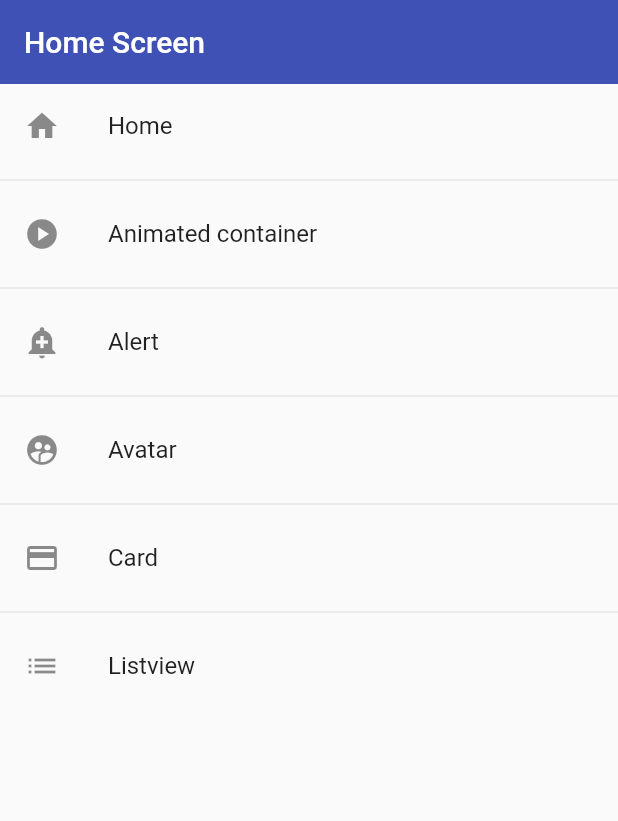
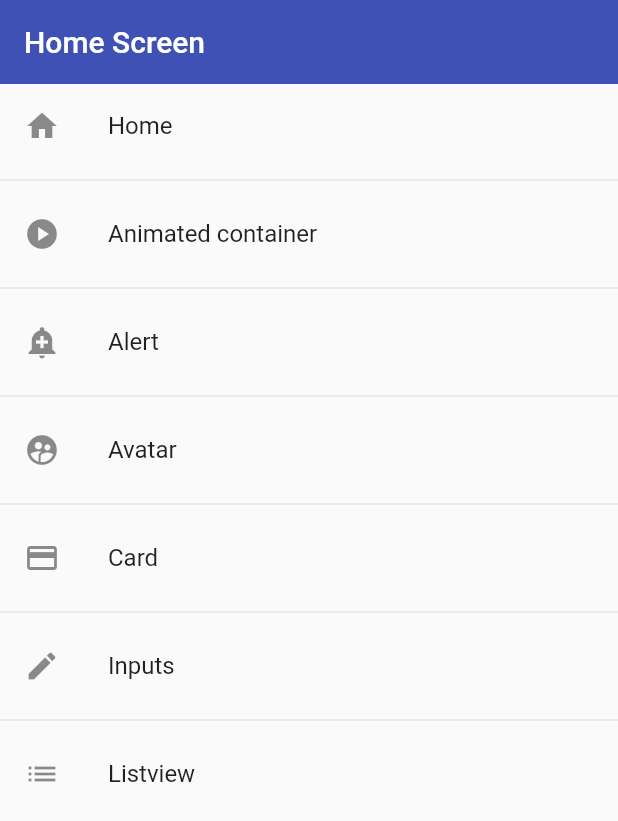
Before and after one commit to favioamarillapy/flutter-components, a Flutter app: the screen it shows after launch, on a phone screen of 412 x 824 dp. Shown: the top 821 px of the screen. Run offline on Flutter 3.47's test engine with Material 2 defaults, Android fonts, the phone set to English and light mode, and no system bars.

Commit message:
Created inputs form screen

```diff
--- a/lib/router/app_routes.dart
+++ b/lib/router/app_routes.dart
@@ -1,6 +1,5 @@
 import 'package:flutter/material.dart';
 import 'package:flutter_components/models/models.dart';
-import 'package:flutter_components/screens/animated_screen.dart';
 import 'package:flutter_components/screens/screens.dart';
 
 class AppRoutes {
@@ -36,6 +35,12 @@ class AppRoutes {
       const CardScreen(),
     ),
     MenuOption(
+      "Inputs",
+      "/inputs-screen",
+      Icons.edit,
+      const InputScreen(),
+    ),
+    MenuOption(
       "Listview",
       "/listview-screen",
       Icons.list,
--- a/lib/screens/screens.dart
+++ b/lib/screens/screens.dart
@@ -1,5 +1,7 @@
 export 'package:flutter_components/screens/alert_screen.dart';
+export 'package:flutter_components/screens/animated_screen.dart';
 export 'package:flutter_components/screens/avatar_screen.dart';
 export 'package:flutter_components/screens/card_screen.dart';
 export 'package:flutter_components/screens/home_screen.dart';
+export 'package:flutter_components/screens/input_screen.dart';
 export 'package:flutter_components/screens/listview_screen.dart';
--- a/lib/theme/app_theme.dart
+++ b/lib/theme/app_theme.dart
@@ -22,6 +22,20 @@ class AppTheme {
         backgroundColor: primaryColor,
       ),
     ),
+    inputDecorationTheme: const InputDecorationTheme(
+      floatingLabelStyle: TextStyle(color: primaryColor),
+      enabledBorder: OutlineInputBorder(
+          borderSide: BorderSide(color: primaryColor),
+          borderRadius: BorderRadius.only(
+              bottomLeft: Radius.circular(10), topRight: Radius.circular(10))),
+      focusedBorder: OutlineInputBorder(
+          borderSide: BorderSide(color: primaryColor),
+          borderRadius: BorderRadius.only(
+              bottomLeft: Radius.circular(10), topRight: Radius.circular(10))),
+      border: OutlineInputBorder(
+          borderRadius: BorderRadius.only(
+              bottomLeft: Radius.circular(10), topRight: Radius.circular(10))),
+    ),
   );
 
   static final ThemeData darkTheme = ThemeData.dark().copyWith(
--- a/lib/widgets/widgets.dart
+++ b/lib/widgets/widgets.dart
@@ -1,2 +1,3 @@
 export 'package:flutter_components/widgets/custom_card_image.dart';
 export 'package:flutter_components/widgets/custom_card.dart';
+export 'package:flutter_components/widgets/custom_input.dart';
```
Also changed, not shown: lib/screens/input_screen.dart (added, +104 -0 lines), lib/widgets/custom_input.dart (added, +49 -0 lines).
